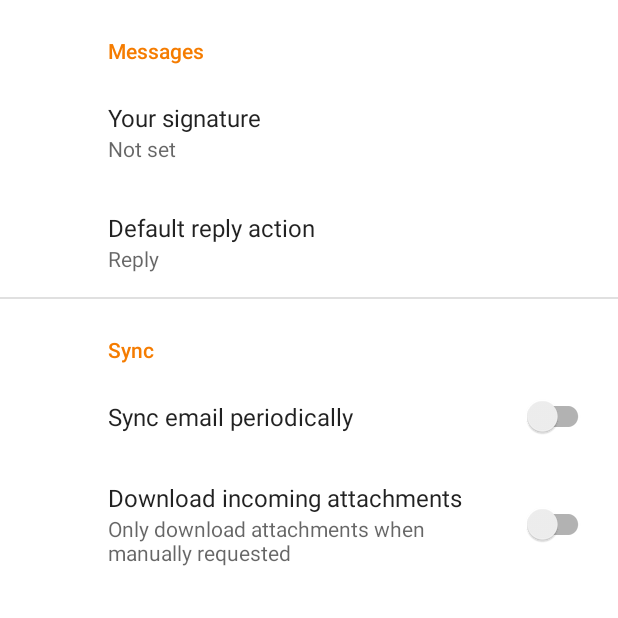
After one commit to aantaya1/Code-Sharp, an Android app: the SettingsActivity screen opened directly, with no data from a screen before it, on a phone screen of 412 x 824 dp, the top half of it. The commit adds this screen. Run offline under Robolectric (Android 15) with nearby library versions, the phone set to English and light mode, and no system bars; our stand-ins replace androidx.preference.

Commit message:
added settings and fixed icon color issue w dark mode

```diff
--- a/app/src/main/AndroidManifest.xml
+++ b/app/src/main/AndroidManifest.xml
@@ -8,7 +8,10 @@
         android:label="@string/app_name"
         android:roundIcon="@mipmap/ic_launcher_round"
         android:supportsRtl="true"
-        android:theme="@style/AppTheme">
+        android:theme="@style/DarkThemeApp">
+        <activity
+            android:name=".ui.settings.SettingsActivity"
+            android:label="@string/title_activity_settings"></activity>
         <activity
             android:name=".MainActivity"
             android:label="@string/app_name">
--- /dev/null
+++ b/app/src/main/java/com/aantaya/codesharp/ui/settings/SettingsActivity.java
@@ -0,0 +1,33 @@
+package com.aantaya.codesharp.ui.settings;
+
+import android.os.Bundle;
+
+import androidx.appcompat.app.ActionBar;
+import androidx.appcompat.app.AppCompatActivity;
+import androidx.preference.PreferenceFragmentCompat;
+
+import com.aantaya.codesharp.R;
+
+public class SettingsActivity extends AppCompatActivity {
+
+    @Override
+    protected void onCreate(Bundle savedInstanceState) {
+        super.onCreate(savedInstanceState);
+        setContentView(R.layout.settings_activity);
+        getSupportFragmentManager()
+                .beginTransaction()
+                .replace(R.id.settings, new SettingsFragment())
+                .commit();
+        ActionBar actionBar = getSupportActionBar();
+        if (actionBar != null) {
+            actionBar.setDisplayHomeAsUpEnabled(true);
+        }
+    }
+
+    public static class SettingsFragment extends PreferenceFragmentCompat {
+        @Override
+        public void onCreatePreferences(Bundle savedInstanceState, String rootKey) {
+            setPreferencesFromResource(R.xml.root_preferences, rootKey);
+        }
+    }
+}
--- /dev/null
+++ b/app/src/main/res/drawable/bottom_nav_item_background.xml
@@ -0,0 +1,5 @@
+<?xml version="1.0" encoding="utf-8"?>
+<selector xmlns:android="http://schemas.android.com/apk/res/android">
+    <item android:state_checked="true" android:color="?attr/colorPrimary" />
+    <item android:state_checked="false" android:color="?attr/colorOnSurface" />
+</selector>
--- a/app/src/main/res/layout/activity_main.xml
+++ b/app/src/main/res/layout/activity_main.xml
@@ -9,7 +9,7 @@
         android:id="@+id/my_toolbar"
         android:layout_width="match_parent"
         android:layout_height="?attr/actionBarSize"
-        android:background="?attr/colorPrimary"
+        style="@style/Widget.MaterialComponents.Toolbar.Primary"
         android:elevation="4dp"
         app:layout_constraintTop_toTopOf="parent"
         app:layout_constraintRight_toRightOf="parent"
@@ -21,7 +21,9 @@
         android:layout_height="wrap_content"
         android:layout_marginStart="0dp"
         android:layout_marginEnd="0dp"
-        android:background="?android:attr/windowBackground"
+        app:itemBackground="?attr/colorSurface"
+        app:itemIconTint="@drawable/bottom_nav_item_background"
+        app:itemTextColor="?attr/colorOnBackground"
         app:layout_constraintBottom_toBottomOf="parent"
         app:layout_constraintLeft_toLeftOf="parent"
         app:layout_constraintRight_toRightOf="parent"
--- a/app/src/main/res/layout/fragment_dashboard.xml
+++ b/app/src/main/res/layout/fragment_dashboard.xml
@@ -4,6 +4,7 @@
     xmlns:tools="http://schemas.android.com/tools"
     android:layout_width="match_parent"
     android:layout_height="match_parent"
+    android:forceDarkAllowed="true"
     tools:context=".ui.dashboard.DashboardFragment">
 
     <TextView
--- a/app/src/main/res/layout/fragment_home.xml
+++ b/app/src/main/res/layout/fragment_home.xml
@@ -4,6 +4,7 @@
     xmlns:tools="http://schemas.android.com/tools"
     android:layout_width="match_parent"
     android:layout_height="match_parent"
+    android:forceDarkAllowed="true"
     tools:context=".ui.home.HomeFragment">
 
     <TextView
--- /dev/null
+++ b/app/src/main/res/layout/settings_activity.xml
@@ -0,0 +1,9 @@
+<LinearLayout xmlns:android="http://schemas.android.com/apk/res/android"
+    android:layout_width="match_parent"
+    android:layout_height="match_parent">
+
+    <FrameLayout
+        android:id="@+id/settings"
+        android:layout_width="match_parent"
+        android:layout_height="match_parent" />
+</LinearLayout>
--- /dev/null
+++ b/app/src/main/res/menu/main_popup_menu.xml
@@ -0,0 +1,6 @@
+<?xml version="1.0" encoding="utf-8"?>
+<menu xmlns:android="http://schemas.android.com/apk/res/android">
+    <items
+        android:id="@+id/main_popup_settings"
+        android:title="Settings"/>
+</menu>
--- a/app/src/main/res/values-night/colors.xml
+++ b/app/src/main/res/values-night/colors.xml
@@ -1,6 +1,7 @@
 <?xml version="1.0" encoding="utf-8"?>
 <resources>
-    <color name="colorPrimary">#00bcd4</color>
-    <color name="colorPrimaryDark">#008ba3</color>
-    <color name="colorAccent">#03DAC5</color>
+    <!-- app palette -->
+    <color name="primary">#64B5F6</color> <!-- Blue 300 -->
+    <color name="secondary">#FFCC80</color> <!-- Orange 200 -->
+    <color name="error">#Ef9A9A</color> <!-- Red 200 -->
 </resources>
--- /dev/null
+++ b/app/src/main/res/values/arrays.xml
@@ -0,0 +1,12 @@
+<resources>
+    <!-- Reply Preference -->
+    <string-array name="reply_entries">
+        <item>Reply</item>
+        <item>Reply to all</item>
+    </string-array>
+
+    <string-array name="reply_values">
+        <item>reply</item>
+        <item>reply_all</item>
+    </string-array>
+</resources>
--- a/app/src/main/res/values/colors.xml
+++ b/app/src/main/res/values/colors.xml
@@ -1,6 +1,7 @@
 <?xml version="1.0" encoding="utf-8"?>
 <resources>
-    <color name="colorPrimary">#6200EE</color>
-    <color name="colorPrimaryDark">#3700B3</color>
-    <color name="colorAccent">#03DAC5</color>
+    <!-- app palette -->
+    <color name="primary">#1976D2</color> <!-- Blue 700 -->
+    <color name="secondary">#F57C00</color> <!-- Orange 700 -->
+    <color name="error">#E53935</color> <!-- Red 600 -->
 </resources>
--- a/app/src/main/res/values/strings.xml
+++ b/app/src/main/res/values/strings.xml
@@ -3,7 +3,27 @@
     <string name="title_home">Questions</string>
     <string name="title_dashboard">Dashboard</string>
 
+    <!--  Icons Names -->
     <string name="search_icon">Search</string>
     <string name="filter_icon">Filter</string>
     <string name="more_icon">Show More</string>
+
+    <!--  Settings/Popup Menu  -->
+    <string name="settings">Settings</string>
+    <string name="title_activity_settings">Settings</string>
+
+    <!-- Preference Titles -->
+    <string name="messages_header">Messages</string>
+    <string name="sync_header">Sync</string>
+
+    <!-- Messages Preferences -->
+    <string name="signature_title">Your signature</string>
+    <string name="reply_title">Default reply action</string>
+
+    <!-- Sync Preferences -->
+    <string name="sync_title">Sync email periodically</string>
+    <string name="attachment_title">Download incoming attachments</string>
+    <string name="attachment_summary_on">Automatically download attachments for incoming emails
+    </string>
+    <string name="attachment_summary_off">Only download attachments when manually requested</string>
 </resources>
--- a/app/src/main/res/values/styles.xml
+++ b/app/src/main/res/values/styles.xml
@@ -1,11 +1,11 @@
 <resources>
 
-    <!-- Base application theme. -->
-    <style name="AppTheme" parent="Theme.AppCompat.DayNight.NoActionBar">
-        <!-- Customize your theme here. -->
-        <item name="colorPrimary">@color/colorPrimary</item>
-        <item name="colorPrimaryDark">@color/colorPrimaryDark</item>
-        <item name="colorAccent">@color/colorAccent</item>
+    <style name="DarkThemeApp" parent="@style/Theme.MaterialComponents.DayNight.NoActionBar">
+        <item name="colorPrimary">@color/primary</item>
+        <item name="colorPrimaryDark">@color/primary</item>
+        <item name="colorSecondary">@color/secondary</item>
+        <item name="colorError">@color/error</item>
+        <item name="android:textColor">?attr/colorOnBackground</item>
     </style>
 
 </resources>
--- /dev/null
+++ b/app/src/main/res/xml/root_preferences.xml
@@ -0,0 +1,35 @@
+<PreferenceScreen xmlns:app="http://schemas.android.com/apk/res-auto">
+
+    <PreferenceCategory app:title="@string/messages_header">
+
+        <EditTextPreference
+            app:key="signature"
+            app:title="@string/signature_title"
+            app:useSimpleSummaryProvider="true" />
+
+        <ListPreference
+            app:defaultValue="reply"
+            app:entries="@array/reply_entries"
+            app:entryValues="@array/reply_values"
+            app:key="reply"
+            app:title="@string/reply_title"
+            app:useSimpleSummaryProvider="true" />
+
+    </PreferenceCategory>
+
+    <PreferenceCategory app:title="@string/sync_header">
+
+        <SwitchPreferenceCompat
+            app:key="sync"
+            app:title="@string/sync_title" />
+
+        <SwitchPreferenceCompat
+            app:dependency="sync"
+            app:key="attachment"
+            app:summaryOff="@string/attachment_summary_off"
+            app:summaryOn="@string/attachment_summary_on"
+            app:title="@string/attachment_title" />
+
+    </PreferenceCategory>
+
+</PreferenceScreen>
```
Also changed, not shown: app/build.gradle (+9 -8 lines), app/src/main/java/com/aantaya/codesharp/MainActivity.java (+47 -0 lines), app/src/main/java/com/aantaya/codesharp/utils/ColorUtils.java (added, +45 -0 lines), app/src/main/java/com/aantaya/codesharp/utils/ThemeHelper.java (added, +28 -0 lines), app/src/main/res/menu/main_menu.xml (+8 -8 lines).
